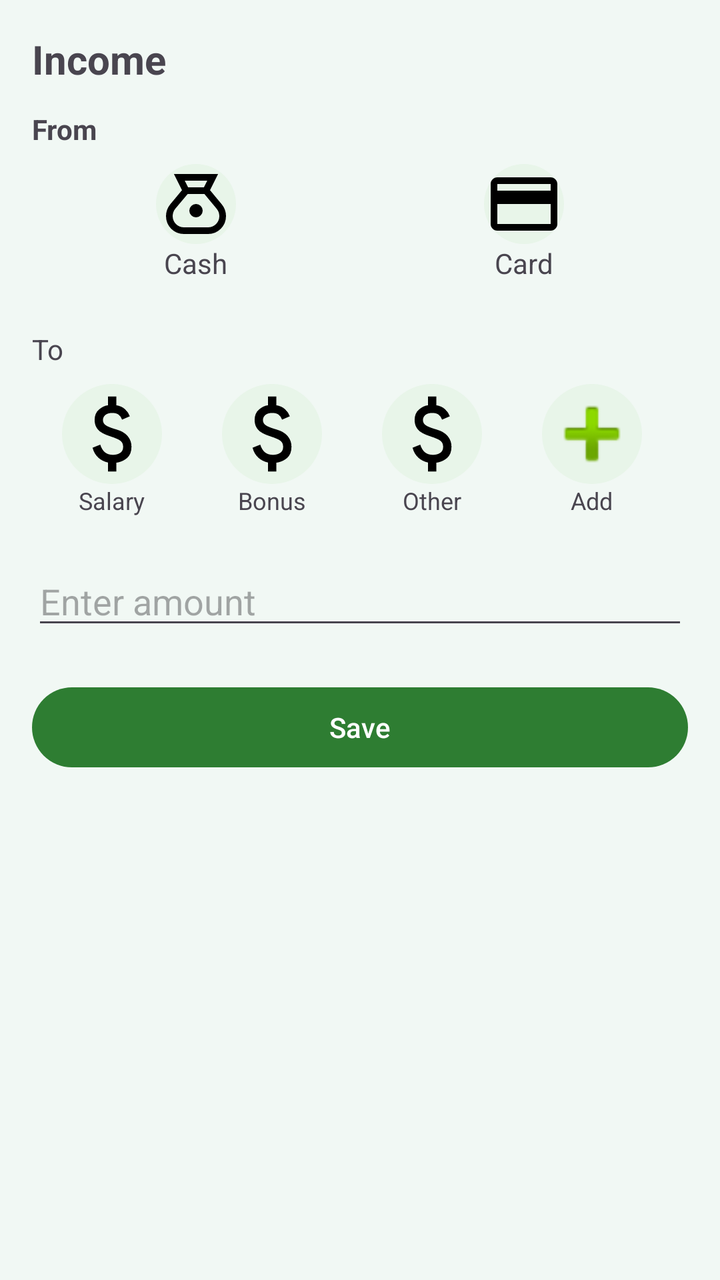
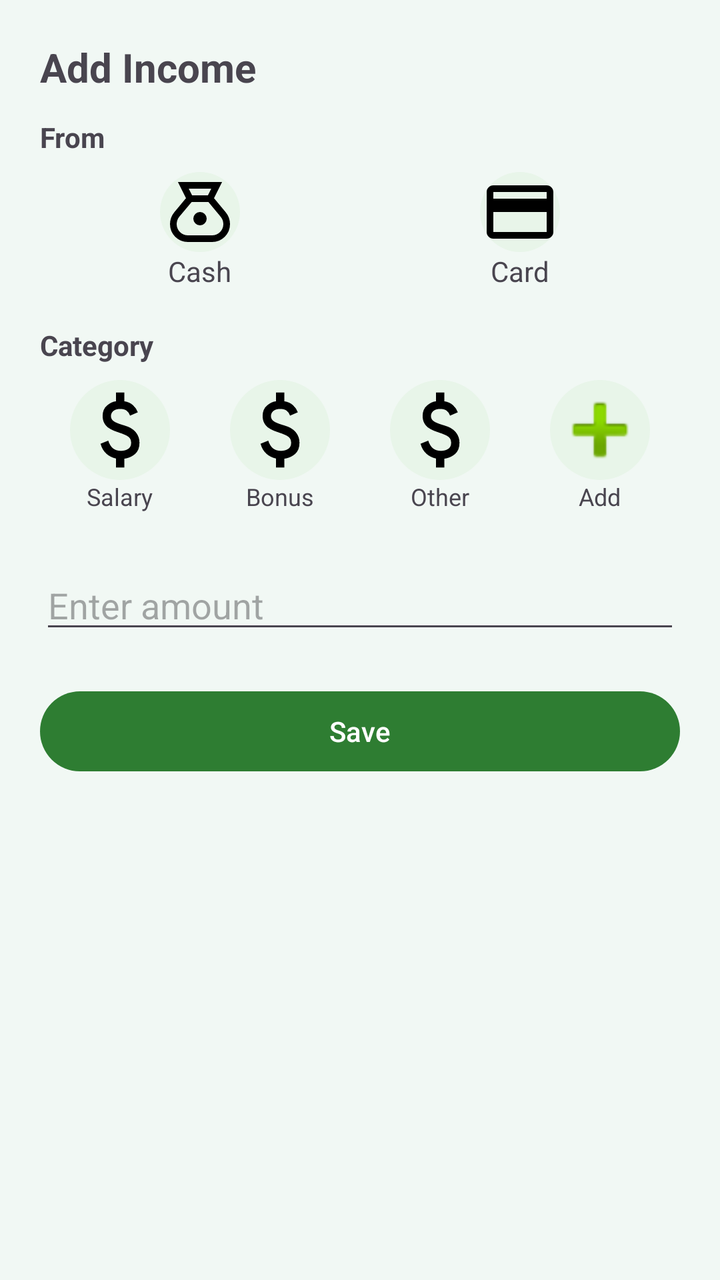

Two renders of the same Android screen: before a commit and after it. Below are the layout's source before the change and the commit's diff.
<!-- AndroidManifest.xml: application theme Theme.MoneyTrack -->
<!-- res/layout/dialog_income.xml -->
<LinearLayout xmlns:android="http://schemas.android.com/apk/res/android"
    android:layout_width="match_parent"
    android:layout_height="wrap_content"
    android:orientation="vertical"
    android:padding="16dp">

    
    <TextView
        android:layout_width="wrap_content"
        android:layout_height="wrap_content"
        android:text="Income"
        android:textSize="20sp"
        android:textStyle="bold"/>

    <TextView
        android:text="From"
        android:textStyle="bold"
        android:layout_marginTop="12dp"
        android:layout_height="wrap_content"
        android:layout_width="wrap_content"/>

    <LinearLayout
        android:layout_width="match_parent"
        android:layout_height="wrap_content"
        android:orientation="horizontal">

        <LinearLayout
            android:id="@+id/srcCashIncome"
            android:layout_width="0dp"
            android:layout_height="wrap_content"
            android:layout_weight="1"
            android:gravity="center"
            android:orientation="vertical"
            android:padding="8dp">

            <ImageView
                android:src="@drawable/ic_cash"
                android:layout_width="40dp"
                android:layout_height="40dp"
                android:background="@drawable/bg_circle"/>

            <TextView
                android:text="Cash"
                android:layout_height="wrap_content"
                android:layout_width="wrap_content"/>
        </LinearLayout>

        <LinearLayout
            android:id="@+id/srcCardIncome"
            android:layout_width="0dp"
            android:layout_height="wrap_content"
            android:layout_weight="1"
            android:gravity="center"
            android:orientation="vertical"
            android:padding="8dp">

            <ImageView
                android:src="@drawable/ic_card"
                android:layout_width="40dp"
                android:layout_height="40dp"
                android:background="@drawable/bg_circle"/>

            <TextView
                android:text="Card"
                android:layout_height="wrap_content"
                android:layout_width="wrap_content"/>
        </LinearLayout>

    </LinearLayout>



    
    <TextView
        android:layout_width="wrap_content"
        android:layout_height="wrap_content"
        android:text="To"
        android:layout_marginTop="16dp"/>

    <HorizontalScrollView
        android:layout_width="match_parent"
        android:layout_height="wrap_content">

    <LinearLayout
        android:id="@+id/categoryContainerIncome"
        android:layout_width="wrap_content"
        android:layout_height="wrap_content"
        android:orientation="horizontal">

        
        <LinearLayout
            android:id="@+id/catSalary"
            android:layout_width="80dp"
            android:layout_height="wrap_content"
            android:orientation="vertical"
            android:gravity="center"
            android:padding="8dp">

            <ImageView
                android:layout_width="50dp"
                android:layout_height="50dp"
                android:src="@drawable/ic_money"
                android:background="@drawable/bg_circle"/>

            <TextView
                android:text="Salary"
                android:textSize="12sp"
                android:layout_height="wrap_content"
                android:layout_width="wrap_content"/>
        </LinearLayout>

        
        <LinearLayout
            android:id="@+id/catBonus"
            android:layout_width="80dp"
            android:layout_height="wrap_content"
            android:orientation="vertical"
            android:gravity="center"
            android:padding="8dp">

            <ImageView
                android:layout_width="50dp"
                android:layout_height="50dp"
                android:src="@drawable/ic_money"
                android:background="@drawable/bg_circle"/>

            <TextView
                android:text="Bonus"
                android:textSize="12sp"
                android:layout_height="wrap_content"
                android:layout_width="wrap_content"/>
        </LinearLayout>

        
        <LinearLayout
            android:id="@+id/catOtherIncome"
            android:layout_width="80dp"
            android:layout_height="wrap_content"
            android:orientation="vertical"
            android:gravity="center"
            android:padding="8dp">

            <ImageView
                android:layout_width="50dp"
                android:layout_height="50dp"
                android:src="@drawable/ic_money"
                android:background="@drawable/bg_circle"/>

            <TextView
                android:text="Other"
                android:textSize="12sp"
                android:layout_height="wrap_content"
                android:layout_width="wrap_content"/>
        </LinearLayout>

        
        <LinearLayout
            android:id="@+id/catAddIncome"
            android:layout_width="80dp"
            android:layout_height="wrap_content"
            android:orientation="vertical"
            android:gravity="center"
            android:padding="8dp">

            <ImageView
                android:layout_width="50dp"
                android:layout_height="50dp"
                android:src="@android:drawable/ic_input_add"
                android:background="@drawable/bg_circle"/>

            <TextView
                android:text="Add"
                android:textSize="12sp"
                android:layout_height="wrap_content"
                android:layout_width="wrap_content"/>
        </LinearLayout>

    </LinearLayout>
    </HorizontalScrollView>


    
    <EditText
        android:id="@+id/etAmountIncome"
        android:layout_width="match_parent"
        android:layout_height="wrap_content"
        android:hint="Enter amount"
        android:inputType="numberDecimal"
        android:layout_marginTop="12dp"/>

    
    <Button
        android:id="@+id/btnSaveIncome"
        android:layout_width="match_parent"
        android:layout_height="wrap_content"
        android:text="Save"
        android:layout_marginTop="20dp"/>

</LinearLayout>
<!-- resources referenced by this layout -->
<resources>
  <!-- drawable bg_circle (drawable) -->
  <shape xmlns:android="http://schemas.android.com/apk/res/android">
      <solid android:color="#E8F5E9"/>
      <corners android:radius="100dp"/>
  </shape>
  <!-- drawable ic_card (drawable) -->
  <vector xmlns:android="http://schemas.android.com/apk/res/android" android:height="24dp" android:tint="#000000" android:viewportHeight="24" android:viewportWidth="24" android:width="24dp">
        
      <path android:fillColor="@android:color/white" android:pathData="M20,4L4,4c-1.11,0 -1.99,0.89 -1.99,2L2,18c0,1.11 0.89,2 2,2h16c1.11,0 2,-0.89 2,-2L22,6c0,-1.11 -0.89,-2 -2,-2zM20,18L4,18v-6h16v6zM20,8L4,8L4,6h16v2z"/>
      
  </vector>
  <!-- drawable ic_cash (drawable) -->
  <vector xmlns:android="http://schemas.android.com/apk/res/android" android:height="24dp" android:tint="#000000" android:viewportHeight="960" android:viewportWidth="960" android:width="24dp">
        
      <path android:fillColor="@android:color/white" android:pathData="M336,840Q245,840 182.5,777.5Q120,715 120,624Q120,586 133,550Q146,514 170,485L312,314L215,120L745,120L648,314L790,485Q814,514 827,550Q840,586 840,624Q840,715 777,777.5Q714,840 624,840L336,840ZM480,640Q447,640 423.5,616.5Q400,593 400,560Q400,527 423.5,503.5Q447,480 480,480Q513,480 536.5,503.5Q560,527 560,560Q560,593 536.5,616.5Q513,640 480,640ZM385,280L575,280L615,200L345,200L385,280ZM336,760L624,760Q681,760 720.5,720.5Q760,681 760,624Q760,600 751.5,577.5Q743,555 728,537L581,360L380,360L232,536Q217,554 208.5,577Q200,600 200,624Q200,681 239.5,720.5Q279,760 336,760Z"/>
      
  </vector>
  <!-- drawable ic_money (drawable) -->
  <vector xmlns:android="http://schemas.android.com/apk/res/android" android:height="24dp" android:tint="#000000" android:viewportHeight="960" android:viewportWidth="960" android:width="24dp">
        
      <path android:fillColor="@android:color/white" android:pathData="M441,840L441,754Q388,742 349.5,708Q311,674 293,612L367,582Q382,630 411.5,655Q441,680 489,680Q530,680 558.5,661.5Q587,643 587,604Q587,569 565,548.5Q543,528 463,502Q377,475 345,437.5Q313,400 313,346Q313,281 355,245Q397,209 441,204L441,120L521,120L521,204Q571,212 603.5,240.5Q636,269 651,310L577,342Q565,310 543,294Q521,278 483,278Q439,278 416,297.5Q393,317 393,346Q393,379 423,398Q453,417 527,438Q596,458 631.5,501.5Q667,545 667,602Q667,673 625,710Q583,747 521,756L521,840L441,840Z"/>
      
  </vector>
  <style name="Theme.MoneyTrack" parent="Base.Theme.MoneyTrack" />
  <style name="Base.Theme.MoneyTrack" parent="Theme.Material3.DayNight.NoActionBar">
  
          
          <item name="colorPrimary">#2E7D32</item>
          <item name="colorOnPrimary">#FFFFFF</item>
  
          
          <item name="colorSecondary">#66BB6A</item>
  
          
          <item name="android:colorBackground">#F1F8F4</item>
  
      </style>
</resources>

<!-- the commit's change to res/layout/dialog_income.xml (unified diff, before → after) -->
@@ -1,199 +1,247 @@
+<?xml version="1.0" encoding="utf-8"?>
 <LinearLayout xmlns:android="http://schemas.android.com/apk/res/android"
     android:layout_width="match_parent"
     android:layout_height="wrap_content"
     android:orientation="vertical"
-    android:padding="16dp">
-
-    
+    android:padding="20dp">
+
     <TextView
+        android:text="Add Income"
+        android:textSize="20sp"
+        android:textStyle="bold"
         android:layout_width="wrap_content"
-        android:layout_height="wrap_content"
-        android:text="Income"
-        android:textSize="20sp"
-        android:textStyle="bold"/>
+        android:layout_height="wrap_content"/>
+
 
     <TextView
         android:text="From"
         android:textStyle="bold"
         android:layout_marginTop="12dp"
+        android:layout_width="wrap_content"
+        android:layout_height="wrap_content"/>
+
+
+    <LinearLayout
+        android:layout_width="match_parent"
         android:layout_height="wrap_content"
-        android:layout_width="wrap_content"/>
-
-    <LinearLayout
-        android:layout_width="match_parent"
-        android:layout_height="wrap_content"
-        android:orientation="horizontal">
+        android:orientation="vertical">
+
+        
 
         <LinearLayout
-            android:id="@+id/srcCashIncome"
-            android:layout_width="0dp"
+            android:layout_width="match_parent"
             android:layout_height="wrap_content"
-            android:layout_weight="1"
-            android:gravity="center"
-            android:orientation="vertical"
-            android:padding="8dp">
-
-            <ImageView
-                android:src="@drawable/ic_cash"
-                android:layout_width="40dp"
-                android:layout_height="40dp"
-                android:background="@drawable/bg_circle"/>
-
-            <TextView
-                android:text="Cash"
-                android:layout_height="wrap_content"
-                android:layout_width="wrap_content"/>
+            android:orientation="horizontal"
+            android:gravity="center_vertical">
+
+            <LinearLayout
+                android:id="@+id/srcCash"
+                android:layout_width="0dp"
+                android:layout_height="wrap_content"
+                android:layout_weight="1"
+                android:layout_margin="8dp"
+                android:orientation="vertical"
+                android:gravity="center">
+
+                <ImageView
+                    android:layout_width="40dp"
+                    android:layout_height="40dp"
+                    android:src="@drawable/ic_cash"
+                    android:background="@drawable/bg_circle"/>
+
+                <TextView
+                    android:layout_width="wrap_content"
+                    android:layout_height="wrap_content"
+                    android:text="Cash"/>
+
+            </LinearLayout>
+
+
+            <LinearLayout
+                android:id="@+id/srcCard"
+                android:layout_width="0dp"
+                android:layout_height="wrap_content"
+                android:layout_weight="1"
+                android:layout_margin="8dp"
+                android:orientation="vertical"
+                android:gravity="center">
+
+                <ImageView
+                    android:layout_width="40dp"
+                    android:layout_height="40dp"
+                    android:src="@drawable/ic_card"
+                    android:background="@drawable/bg_circle"/>
+
+                <TextView
+                    android:layout_width="wrap_content"
+                    android:layout_height="wrap_content"
+                    android:text="Card"/>
+
+            </LinearLayout>
+
         </LinearLayout>
 
-        <LinearLayout
-            android:id="@+id/srcCardIncome"
-            android:layout_width="0dp"
+
+        
+
+        <HorizontalScrollView
+            android:layout_width="match_parent"
             android:layout_height="wrap_content"
-            android:layout_weight="1"
-            android:gravity="center"
-            android:orientation="vertical"
-            android:padding="8dp">
-
-            <ImageView
-                android:src="@drawable/ic_card"
-                android:layout_width="40dp"
-                android:layout_height="40dp"
-                android:background="@drawable/bg_circle"/>
-
-            <TextView
-                android:text="Card"
-                android:layout_height="wrap_content"
-                android:layout_width="wrap_content"/>
-        </LinearLayout>
+            android:scrollbars="none">
+
+            <LinearLayout
+                android:id="@+id/accountContainer"
+                android:layout_width="wrap_content"
+                android:layout_height="wrap_content"
+                android:orientation="horizontal"/>
+
+        </HorizontalScrollView>
 
     </LinearLayout>
 
 
 
-    
     <TextView
         android:layout_width="wrap_content"
         android:layout_height="wrap_content"
-        android:text="To"
-        android:layout_marginTop="16dp"/>
+        android:text="Category"
+        android:textStyle="bold"
+        android:layout_marginTop="10dp"/>
+
 
     <HorizontalScrollView
         android:layout_width="match_parent"
         android:layout_height="wrap_content">
 
-    <LinearLayout
-        android:id="@+id/categoryContainerIncome"
-        android:layout_width="wrap_content"
-        android:layout_height="wrap_content"
-        android:orientation="horizontal">
-
-        
         <LinearLayout
-            android:id="@+id/catSalary"
-            android:layout_width="80dp"
+            android:id="@+id/categoryContainer"
+            android:layout_width="wrap_content"
             android:layout_height="wrap_content"
-            android:orientation="vertical"
-            android:gravity="center"
-            android:padding="8dp">
-
-            <ImageView
-                android:layout_width="50dp"
-                android:layout_height="50dp"
-                android:src="@drawable/ic_money"
-                android:background="@drawable/bg_circle"/>
-
-            <TextView
-                android:text="Salary"
-                android:textSize="12sp"
-                android:layout_height="wrap_content"
-                android:layout_width="wrap_content"/>
+            android:orientation="horizontal">
+
+
+            
+
+            <LinearLayout
+                android:id="@+id/catSalary"
+                android:layout_width="80dp"
+                android:layout_height="wrap_content"
+                android:orientation="vertical"
+                android:gravity="center"
+                android:padding="8dp">
+
+                <ImageView
+                    android:layout_width="50dp"
+                    android:layout_height="50dp"
+                    android:src="@drawable/ic_money"
+                    android:background="@drawable/bg_circle"/>
+
+                <TextView
+                    android:text="Salary"
+                    android:textSize="12sp"
+                    android:layout_width="wrap_content"
+                    android:layout_height="wrap_content"/>
+
+            </LinearLayout>
+
+
+            
+
+            <LinearLayout
+                android:id="@+id/catBonus"
+                android:layout_width="80dp"
+                android:layout_height="wrap_content"
+                android:orientation="vertical"
+                android:gravity="center"
+                android:padding="8dp">
+
+                <ImageView
+                    android:layout_width="50dp"
+                    android:layout_height="50dp"
+                    android:src="@drawable/ic_money"
+                    android:background="@drawable/bg_circle"/>
+
+                <TextView
+                    android:text="Bonus"
+                    android:textSize="12sp"
+                    android:layout_width="wrap_content"
+                    android:layout_height="wrap_content"/>
+
+            </LinearLayout>
+
+
+            
+
+            <LinearLayout
+                android:id="@+id/catOther"
+                android:layout_width="80dp"
+                android:layout_height="wrap_content"
+                android:orientation="vertical"
+                android:gravity="center"
+                android:padding="8dp">
+
+                <ImageView
+                    android:layout_width="50dp"
+                    android:layout_height="50dp"
+                    android:src="@drawable/ic_money"
+                    android:background="@drawable/bg_circle"/>
+
+                <TextView
+                    android:text="Other"
+                    android:textSize="12sp"
+                    android:layout_width="wrap_content"
+                    android:layout_height="wrap_content"/>
+
+            </LinearLayout>
+
+
+            
+
+            <LinearLayout
+                android:id="@+id/catAdd"
+                android:layout_width="80dp"
+                android:layout_height="wrap_content"
+                android:orientation="vertical"
+                android:gravity="center"
+                android:padding="8dp">
+
+                <ImageView
+                    android:layout_width="50dp"
+                    android:layout_height="50dp"
+                    android:src="@android:drawable/ic_input_add"
+                    android:background="@drawable/bg_circle"/>
+
+                <TextView
+                    android:text="Add"
+                    android:textSize="12sp"
+                    android:layout_width="wrap_content"
+                    android:layout_height="wrap_content"/>
+
+            </LinearLayout>
+
         </LinearLayout>
 
-        
-        <LinearLayout
-            android:id="@+id/catBonus"
-            android:layout_width="80dp"
-            android:layout_height="wrap_content"
-            android:orientation="vertical"
-            android:gravity="center"
-            android:padding="8dp">
-
-            <ImageView
-                android:layout_width="50dp"
-                android:layout_height="50dp"
-                android:src="@drawable/ic_money"
-                android:background="@drawable/bg_circle"/>
-
-            <TextView
-                android:text="Bonus"
-                android:textSize="12sp"
-                android:layout_height="wrap_content"
-                android:layout_width="wrap_content"/>
-        </LinearLayout>
-
-        
-        <LinearLayout
-            android:id="@+id/catOtherIncome"
-            android:layout_width="80dp"
-            android:layout_height="wrap_content"
-            android:orientation="vertical"
-            android:gravity="center"
-            android:padding="8dp">
-
-            <ImageView
-                android:layout_width="50dp"
-                android:layout_height="50dp"
-                android:src="@drawable/ic_money"
-                android:background="@drawable/bg_circle"/>
-
-            <TextView
-                android:text="Other"
-                android:textSize="12sp"
-                android:layout_height="wrap_content"
-                android:layout_width="wrap_content"/>
-        </LinearLayout>
-
-        
-        <LinearLayout
-            android:id="@+id/catAddIncome"
-            android:layout_width="80dp"
-            android:layout_height="wrap_content"
-            android:orientation="vertical"
-            android:gravity="center"
-            android:padding="8dp">
-
-            <ImageView
-                android:layout_width="50dp"
-                android:layout_height="50dp"
-                android:src="@android:drawable/ic_input_add"
-                android:background="@drawable/bg_circle"/>
-
-            <TextView
-                android:text="Add"
-                android:textSize="12sp"
-                android:layout_height="wrap_content"
-                android:layout_width="wrap_content"/>
-        </LinearLayout>
-
-    </LinearLayout>
     </HorizontalScrollView>
 
 
     
+
     <EditText
         android:id="@+id/etAmountIncome"
-        android:layout_width="match_parent"
-        android:layout_height="wrap_content"
         android:hint="Enter amount"
         android:inputType="numberDecimal"
-        android:layout_marginTop="12dp"/>
+        android:layout_marginTop="16dp"
+        android:layout_width="match_parent"
+        android:layout_height="wrap_content"/>
+
 
     
+
     <Button
         android:id="@+id/btnSaveIncome"
-        android:layout_width="match_parent"
-        android:layout_height="wrap_content"
         android:text="Save"
-        android:layout_marginTop="20dp"/>
+        android:layout_marginTop="20dp"
+        android:layout_width="match_parent"
+        android:layout_height="wrap_content"/>
 
 </LinearLayout>
